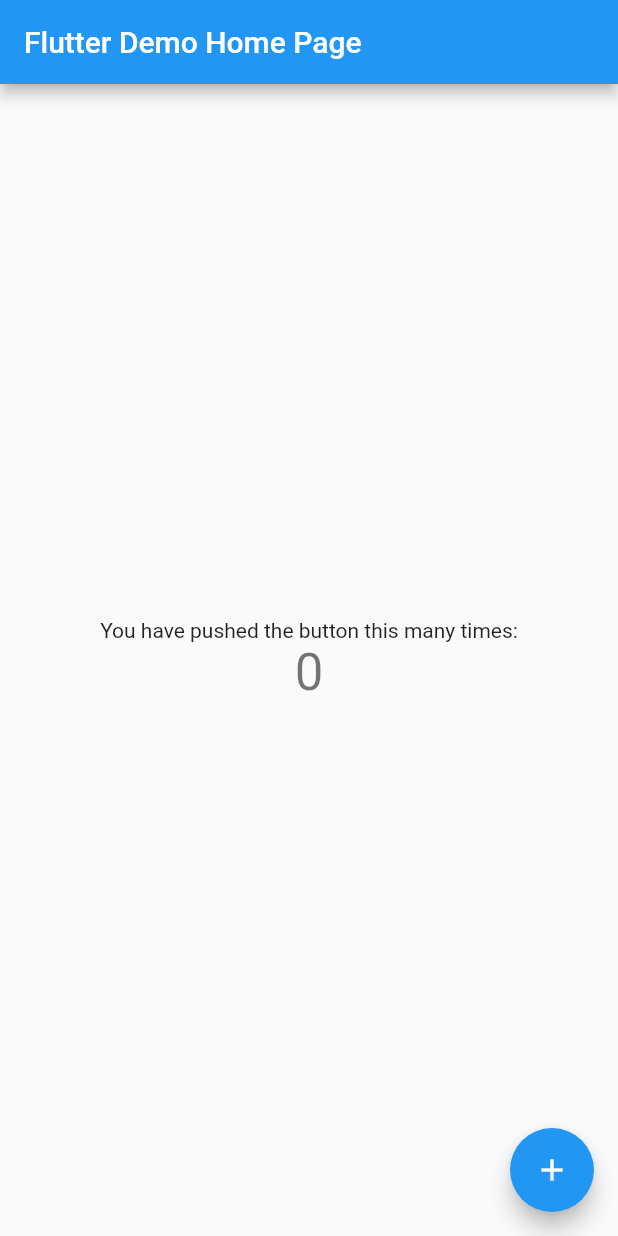
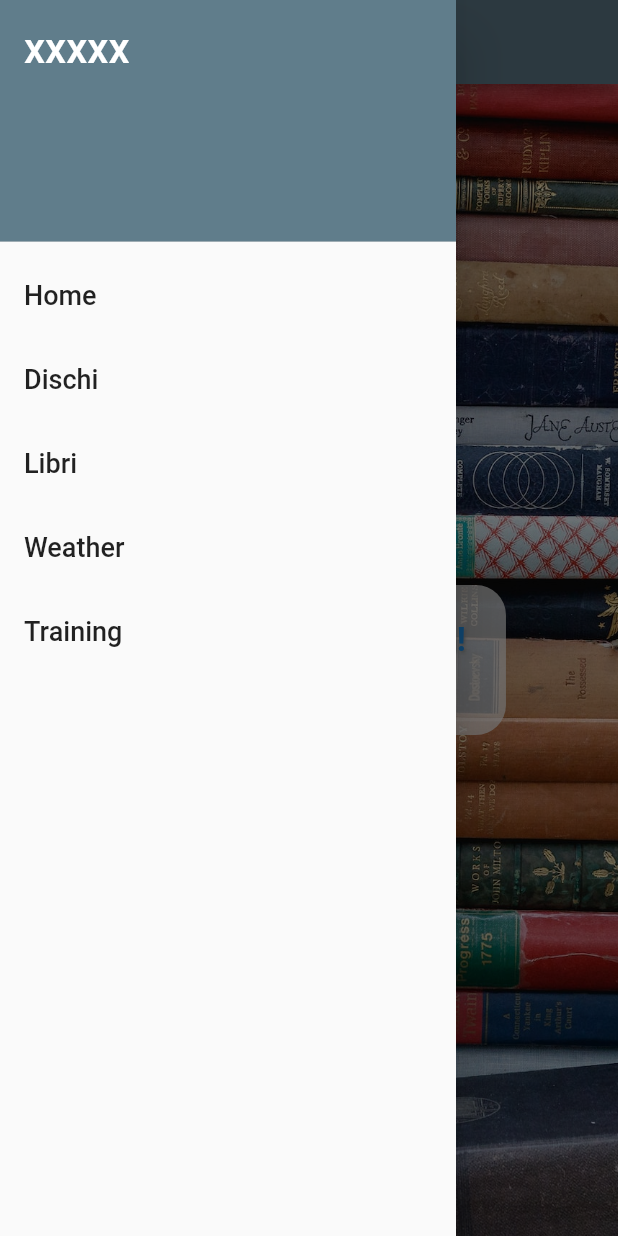
Before and after one commit to ClaudioSviluppo/my_library, a Flutter app: the screen it shows after launch, with the side drawer open (before the commit the screen has no drawer), on a phone screen of 412 x 824 dp. Run offline on Flutter 3.47's test engine with Material 2 defaults, Android fonts, the phone set to English and light mode, and no system bars.

```diff
--- a/lib/main.dart
+++ b/lib/main.dart
@@ -1,115 +1,17 @@
 import 'package:flutter/material.dart';
+import 'package:my_library/screens/intro_screen.dart';
 
-void main() {
-  runApp(const MyApp());
+void main(List<String> args) {
+  runApp(const MyLibraryApp());
 }
 
-class MyApp extends StatelessWidget {
-  const MyApp({super.key});
+class MyLibraryApp extends StatelessWidget {
+  const MyLibraryApp({super.key});
 
-  // This widget is the root of your application.
   @override
   Widget build(BuildContext context) {
     return MaterialApp(
-      title: 'Flutter Demo',
-      theme: ThemeData(
-        // This is the theme of your application.
-        //
-        // Try running your application with "flutter run". You'll see the
-        // application has a blue toolbar. Then, without quitting the app, try
-        // changing the primarySwatch below to Colors.green and then invoke
-        // "hot reload" (press "r" in the console where you ran "flutter run",
-        // or simply save your changes to "hot reload" in a Flutter IDE).
-        // Notice that the counter didn't reset back to zero; the application
-        // is not restarted.
-        primarySwatch: Colors.blue,
-      ),
-      home: const MyHomePage(title: 'Flutter Demo Home Page'),
-    );
+        theme: ThemeData(primarySwatch: Colors.blueGrey), // Colora appBAr
+        home: const IntroScreen());
   }
 }
-
-class MyHomePage extends StatefulWidget {
-  const MyHomePage({super.key, required this.title});
-
-  // This widget is the home page of your application. It is stateful, meaning
-  // that it has a State object (defined below) that contains fields that affect
-  // how it looks.
-
-  // This class is the configuration for the state. It holds the values (in this
-  // case the title) provided by the parent (in this case the App widget) and
-  // used by the build method of the State. Fields in a Widget subclass are
-  // always marked "final".
-
-  final String title;
-
-  @override
-  State<MyHomePage> createState() => _MyHomePageState();
-}
-
-class _MyHomePageState extends State<MyHomePage> {
-  int _counter = 0;
-
-  void _incrementCounter() {
-    setState(() {
-      // This call to setState tells the Flutter framework that something has
-      // changed in this State, which causes it to rerun the build method below
-      // so that the display can reflect the updated values. If we changed
-      // _counter without calling setState(), then the build method would not be
-      // called again, and so nothing would appear to happen.
-      _counter++;
-    });
-  }
-
-  @override
-  Widget build(BuildContext context) {
-    // This method is rerun every time setState is called, for instance as done
-    // by the _incrementCounter method above.
-    //
-    // The Flutter framework has been optimized to make rerunning build methods
-    // fast, so that you can just rebuild anything that needs updating rather
-    // than having to individually change instances of widgets.
-    return Scaffold(
-      appBar: AppBar(
-        // Here we take the value from the MyHomePage object that was created by
-        // the App.build method, and use it to set our appbar title.
-        title: Text(widget.title),
-      ),
-      body: Center(
-        // Center is a layout widget. It takes a single child and positions it
-        // in the middle of the parent.
-        child: Column(
-          // Column is also a layout widget. It takes a list of children and
-          // arranges them vertically. By default, it sizes itself to fit its
-          // children horizontally, and tries to be as tall as its parent.
-          //
-          // Invoke "debug painting" (press "p" in the console, choose the
-          // "Toggle Debug Paint" action from the Flutter Inspector in Android
-          // Studio, or the "Toggle Debug Paint" command in Visual Studio Code)
-          // to see the wireframe for each widget.
-          //
-          // Column has various properties to control how it sizes itself and
-          // how it positions its children. Here we use mainAxisAlignment to
-          // center the children vertically; the main axis here is the vertical
-          // axis because Columns are vertical (the cross axis would be
-          // horizontal).
-          mainAxisAlignment: MainAxisAlignment.center,
-          children: <Widget>[
-            const Text(
-              'You have pushed the button this many times:',
-            ),
-            Text(
-              '$_counter',
-              style: Theme.of(context).textTheme.headline4,
-            ),
-          ],
-        ),
-      ),
-      floatingActionButton: FloatingActionButton(
-        onPressed: _incrementCounter,
-        tooltip: 'Increment',
-        child: const Icon(Icons.add),
-      ), // This trailing comma makes auto-formatting nicer for build methods.
-    );
-  }
-}
--- /dev/null
+++ b/lib/screens/intro_screen.dart
@@ -0,0 +1,58 @@
+import 'package:flutter/material.dart';
+import 'package:my_library/shared/menu_drawer.dart';
+
+class IntroScreen extends StatelessWidget {
+  const IntroScreen({super.key});
+
+  @override
+  Widget build(BuildContext context) {
+    String testo = 'La mia libreria';
+    return Scaffold(
+      appBar: AppBar(title: const Text('My Library')),
+      // body: welcomeMessage('Il mio Archivio'), get TextBox  da metodo
+      drawer: const MenuDrawer(),
+      body: Container(
+        decoration: const BoxDecoration(
+            image: DecorationImage(
+          image: AssetImage('assets/lib2.jpg'),
+          fit: BoxFit.cover,
+        )),
+        child: Center(
+          child: Container(
+            padding: const EdgeInsets.all(24),
+            decoration: const BoxDecoration(
+              borderRadius: BorderRadius.all(Radius.circular(20)),
+              color: Colors.white70,
+            ),
+            child: Text(
+              textAlign: TextAlign.center,
+              'Hello, $testo! \nHow are you?',
+              overflow: TextOverflow.ellipsis,
+              style: const TextStyle(
+                  color: Colors.blue,
+                  fontSize: 22,
+                  shadows: [
+                    Shadow(
+                        offset: Offset(1.0, 1.0),
+                        blurRadius: 2.0,
+                        color: Colors.grey)
+                  ],
+                  fontWeight: FontWeight.bold),
+            ),
+          ),
+        ),
+      ),
+    );
+  }
+
+  welcomeMessage(String testo) {
+    return Center(
+      child: Text(
+        'Hello, $testo! How are you?',
+        overflow: TextOverflow.ellipsis,
+        style: const TextStyle(
+            color: Colors.blue, fontSize: 16, fontWeight: FontWeight.bold),
+      ),
+    );
+  }
+}
--- /dev/null
+++ b/lib/shared/menu_drawer.dart
@@ -0,0 +1,40 @@
+import 'package:flutter/material.dart';
+
+class MenuDrawer extends StatelessWidget {
+  const MenuDrawer({super.key});
+
+  @override
+  Widget build(BuildContext context) {
+    return Drawer(
+      child: ListView(
+        children: buildMenuItems(context),
+      ),
+    );
+  }
+
+  List<Widget> buildMenuItems(BuildContext context) {
+    final List<String> menuTitles = [
+      'Home',
+      'Dischi',
+      'Libri',
+      'Weather',
+      'Training'
+    ];
+    List<Widget> menuItems = [];
+    menuItems.add(const DrawerHeader(
+        decoration: BoxDecoration(color: Colors.blueGrey),
+        child: Text('xxxxx',
+            style: TextStyle(color: Colors.white, fontSize: 28))));
+
+    for (String element in menuTitles) {
+      menuItems.add(ListTile(
+        title: Text(
+          element,
+          style: TextStyle(fontSize: 18),
+        ),
+        onTap: () {},
+      ));
+    }
+    return menuItems;
+  }
+}
--- a/pubspec.yaml
+++ b/pubspec.yaml
@@ -63,7 +63,7 @@ flutter:
 
   # To add assets to your application, add an assets section, like this:
   assets:
-     - assets
+     - assets/
   #   - images/a_dot_ham.jpeg
 
   # An image asset can refer to one or more resolution-specific "variants", see
```
Also changed, not shown: assets/beach.jpg (deleted), assets/lib1.jpg (added), assets/lib2.jpg (added), assets/lib3.jpg (added), assets/lib4.jpg (added).
